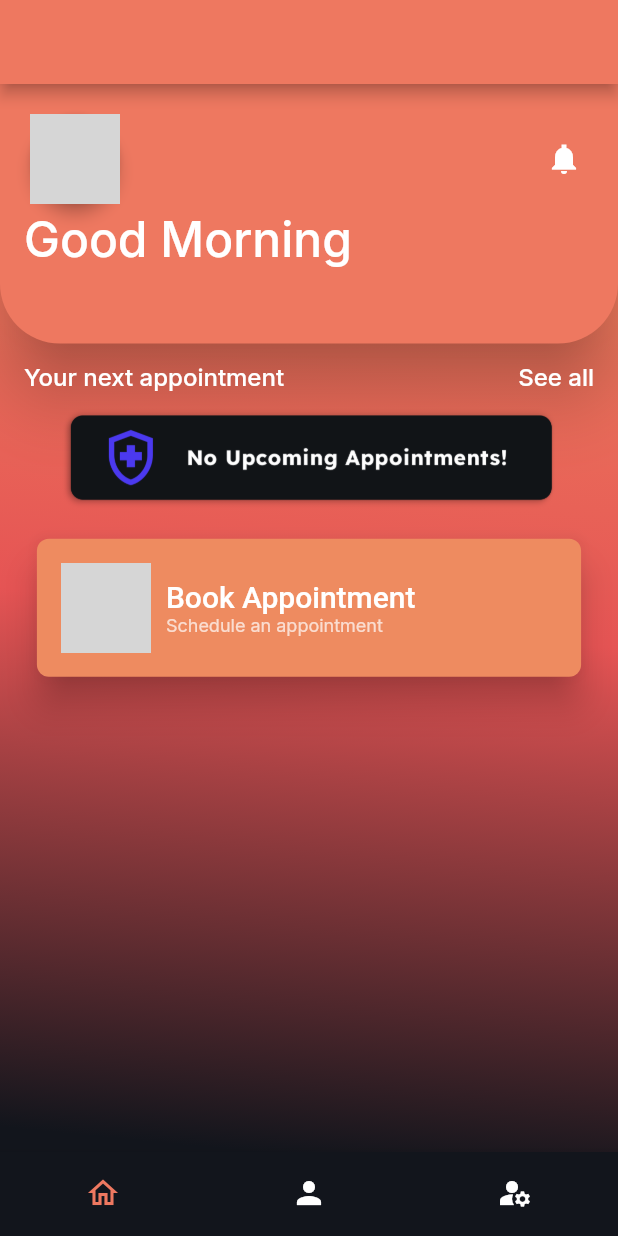
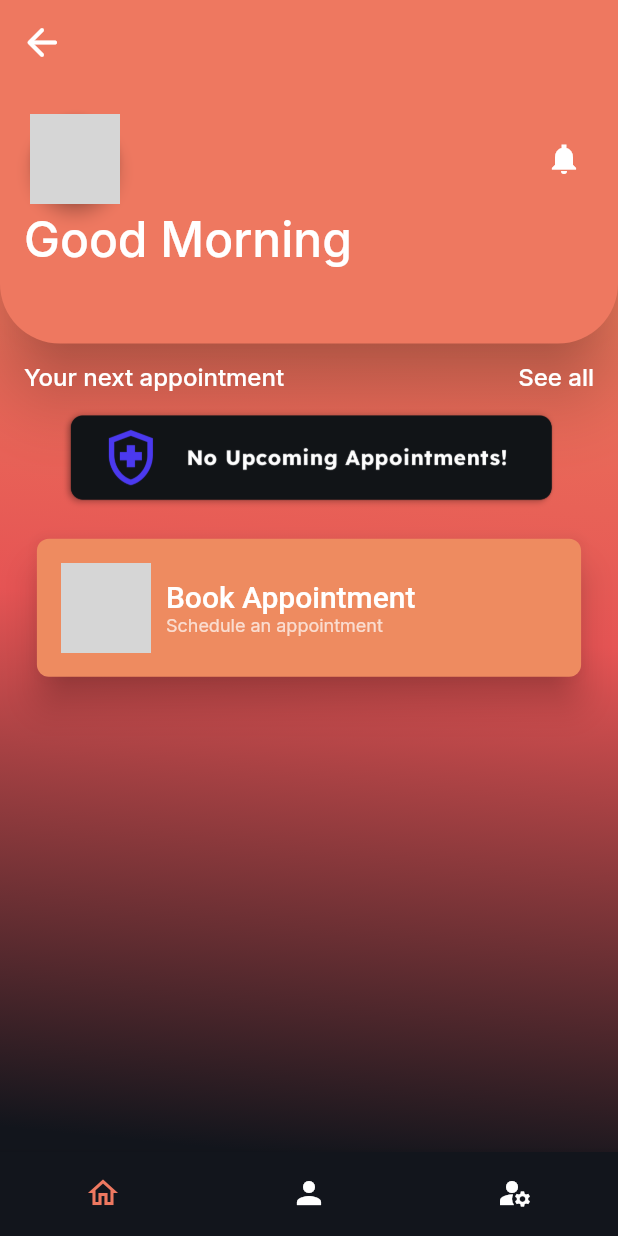
Before and after one commit to PhamDacTrung/bookingApp, a Flutter app: the screen it shows once a user with an empty profile is signed in, on a phone screen of 412 x 824 dp. Run offline on Flutter 3.47's test engine with Material 2 defaults, Android fonts, the phone set to English and light mode, and no system bars; our stand-ins replace auto_size_text, cloud_firestore, dropdown_button2, easy_debounce, expandable, file_picker and 18 more; missing offline and left inert: json_path, mime_type, text_search; accounts and stored records are empty; network calls fail; Roboto replaces fonts that are missing (Readex Pro); grey boxes are pictures that could not be loaded.

Commit message:
Updating app bar

```diff
--- a/lib/pages/customer/new_customer_page/new_customer_page_widget.dart
+++ b/lib/pages/customer/new_customer_page/new_customer_page_widget.dart
@@ -80,7 +80,7 @@ class _NewCustomerPageWidgetState extends State<NewCustomerPageWidget> {
             },
           ),
           title: Text(
-            'Page Title',
+            'New customer',
             style: FlutterFlowTheme.of(context).headlineMedium.override(
                   fontFamily: 'Readex Pro',
                   color: Colors.white,
--- a/lib/pages/home/home_page/home_page_widget.dart
+++ b/lib/pages/home/home_page/home_page_widget.dart
@@ -61,6 +61,20 @@ class _HomePageWidgetState extends State<HomePageWidget> {
         appBar: AppBar(
           backgroundColor: FlutterFlowTheme.of(context).appbar,
           automaticallyImplyLeading: false,
+          leading: FlutterFlowIconButton(
+            borderColor: Colors.transparent,
+            borderRadius: 30.0,
+            borderWidth: 1.0,
+            buttonSize: 60.0,
+            icon: const Icon(
+              Icons.arrow_back_rounded,
+              color: Colors.white,
+              size: 30.0,
+            ),
+            onPressed: () async {
+              context.pop();
+            },
+          ),
           title: Text(
             '',
             style: FlutterFlowTheme.of(context).headlineMedium.override(
@@ -71,6 +85,7 @@ class _HomePageWidgetState extends State<HomePageWidget> {
           ),
           actions: const [],
           centerTitle: false,
+          elevation: 0.0,
         ),
         body: SafeArea(
           top: true,
```
